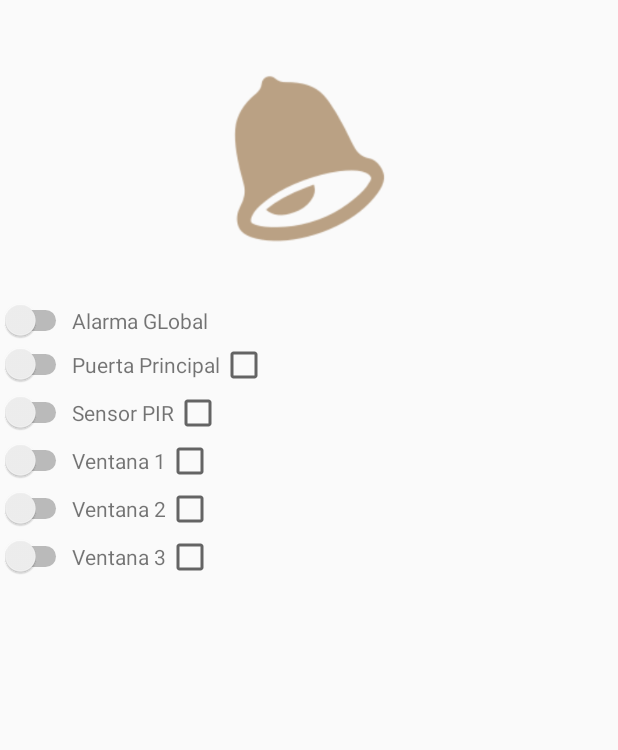
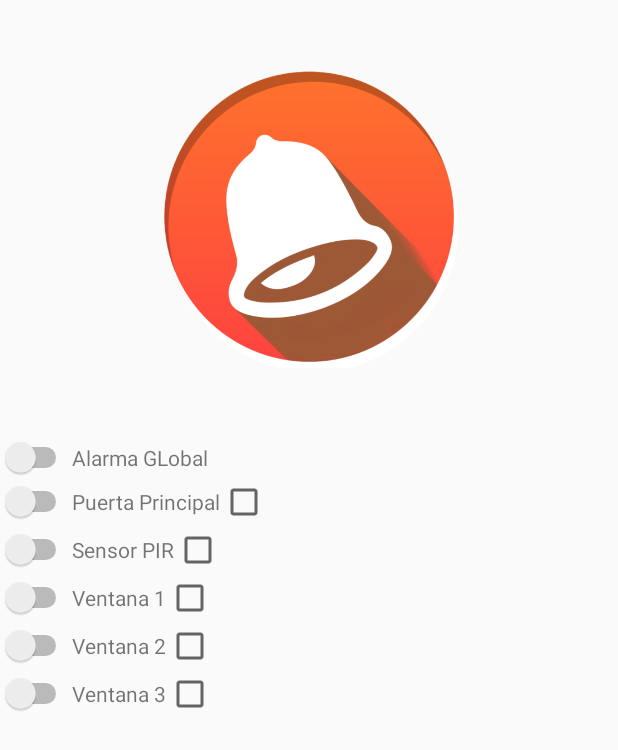
Before and after one commit to kuroghoul/HomeControl, an Android app: the layout fragment_alarm.xml on its own in the app's theme, with its tools: preview values and no code run, on a phone screen of 412 x 824 dp. Shown: the top 750 px of the screen. Run offline under Robolectric (Android 15) with nearby library versions, the phone set to English and light mode, and no system bars.

Commit message:
No modifiqué mucho, no puedo ver los cambios ya que no tengo bluetooth :(. Solo cambie el layout de alarmas

```diff
--- a/app/src/main/res/layout/fragment_alarm.xml
+++ b/app/src/main/res/layout/fragment_alarm.xml
@@ -7,17 +7,20 @@
     <LinearLayout
         android:layout_width="match_parent"
         android:layout_height="match_parent"
-        android:orientation="vertical">
+        android:orientation="vertical"
+        android:weightSum="1">
+
         <LinearLayout
-            android:gravity="center"
             android:layout_width="match_parent"
-            android:layout_height="wrap_content">
+            android:layout_height="wrap_content"
+            android:layout_weight="0.21"
+            android:gravity="center">
 
             <View
                 android:id="@+id/alarm_img"
-                android:background="@drawable/alarmoff"
                 android:layout_width="200dp"
-                android:layout_height="200dp"/>
+                android:layout_height="200dp"
+                android:background="@drawable/alarmoff" />
 
         </LinearLayout>
 
@@ -28,12 +31,14 @@
             <Switch
                 android:id="@+id/alarm_global_sw"
                 android:layout_width="wrap_content"
-                android:layout_height="wrap_content" />
+                android:layout_height="wrap_content"
+                android:textColorLink="@android:color/holo_orange_dark" />
+
             <TextView
-            android:id="@+id/txtets"
+                android:id="@+id/txtets"
                 android:layout_width="wrap_content"
                 android:layout_height="wrap_content"
-                android:text="Alarma GLobal"/>
+                android:text="Alarma GLobal" />
 
         </LinearLayout>
 
@@ -44,15 +49,19 @@
             <Switch
                 android:id="@+id/alarm_door1_sw"
                 android:layout_width="wrap_content"
-                android:layout_height="wrap_content" />
+                android:layout_height="wrap_content"
+                android:textColorLink="@android:color/holo_orange_dark" />
+
             <TextView
                 android:layout_width="wrap_content"
                 android:layout_height="wrap_content"
-                android:text="Puerta Principal"/>
+                android:text="Puerta Principal" />
+
             <CheckBox
                 android:id="@+id/door1_chk"
                 android:layout_width="wrap_content"
-                android:layout_height="wrap_content" />
+                android:layout_height="wrap_content"
+                android:textColorLink="@android:color/holo_orange_light" />
         </LinearLayout>
 
         <LinearLayout
@@ -62,15 +71,19 @@
             <Switch
                 android:id="@+id/alarm_pir_sw"
                 android:layout_width="wrap_content"
-                android:layout_height="wrap_content" />
+                android:layout_height="wrap_content"
+                android:textColorLink="@android:color/holo_orange_dark" />
+
             <TextView
                 android:layout_width="wrap_content"
                 android:layout_height="wrap_content"
-                android:text="Sensor PIR"/>
+                android:text="Sensor PIR" />
+
             <CheckBox
                 android:id="@+id/pir_chk"
                 android:layout_width="wrap_content"
-                android:layout_height="wrap_content" />
+                android:layout_height="wrap_content"
+                android:textColorLink="@android:color/holo_orange_light" />
         </LinearLayout>
 
         <LinearLayout
@@ -80,15 +93,19 @@
             <Switch
                 android:id="@+id/alarm_window1_sw"
                 android:layout_width="wrap_content"
-                android:layout_height="wrap_content" />
+                android:layout_height="wrap_content"
+                android:textColorLink="@android:color/holo_orange_dark" />
+
             <TextView
                 android:layout_width="wrap_content"
                 android:layout_height="wrap_content"
-                android:text="Ventana 1"/>
+                android:text="Ventana 1" />
+
             <CheckBox
                 android:id="@+id/window1_chk"
                 android:layout_width="wrap_content"
-                android:layout_height="wrap_content" />
+                android:layout_height="wrap_content"
+                android:textColorLink="@android:color/holo_orange_light" />
         </LinearLayout>
 
         <LinearLayout
@@ -98,15 +115,19 @@
             <Switch
                 android:id="@+id/alarm_window2_sw"
                 android:layout_width="wrap_content"
-                android:layout_height="wrap_content" />
+                android:layout_height="wrap_content"
+                android:textColorLink="@android:color/holo_orange_dark" />
+
             <TextView
                 android:layout_width="wrap_content"
                 android:layout_height="wrap_content"
-                android:text="Ventana 2"/>
+                android:text="Ventana 2" />
+
             <CheckBox
                 android:id="@+id/window2_chk"
                 android:layout_width="wrap_content"
-                android:layout_height="wrap_content" />
+                android:layout_height="wrap_content"
+                android:textColorLink="@android:color/holo_orange_light" />
 
 
         </LinearLayout>
@@ -118,16 +139,21 @@
             <Switch
                 android:id="@+id/alarm_window3_sw"
                 android:layout_width="wrap_content"
-                android:layout_height="wrap_content" />
+                android:layout_height="wrap_content"
+                android:textColorLink="@android:color/holo_orange_dark" />
+
             <TextView
                 android:layout_width="wrap_content"
                 android:layout_height="wrap_content"
-                android:text="Ventana 3"/>
+                android:text="Ventana 3" />
+
             <CheckBox
                 android:id="@+id/window3_chk"
                 android:layout_width="wrap_content"
-                android:layout_height="wrap_content" />
-    </LinearLayout>
+                android:layout_height="wrap_content"
+                android:textColorLink="@android:color/holo_orange_light" />
+        </LinearLayout>
+
 
 
     </LinearLayout>
```
Also changed, not shown: app/src/main/res/drawable/alarmoff.png.
